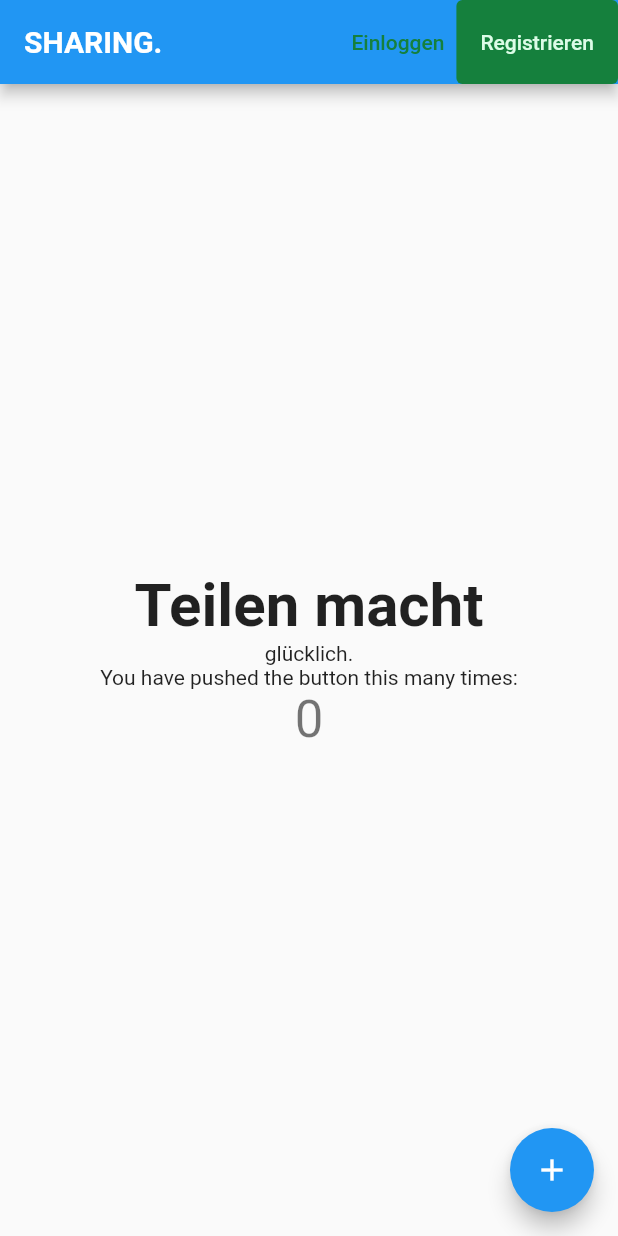
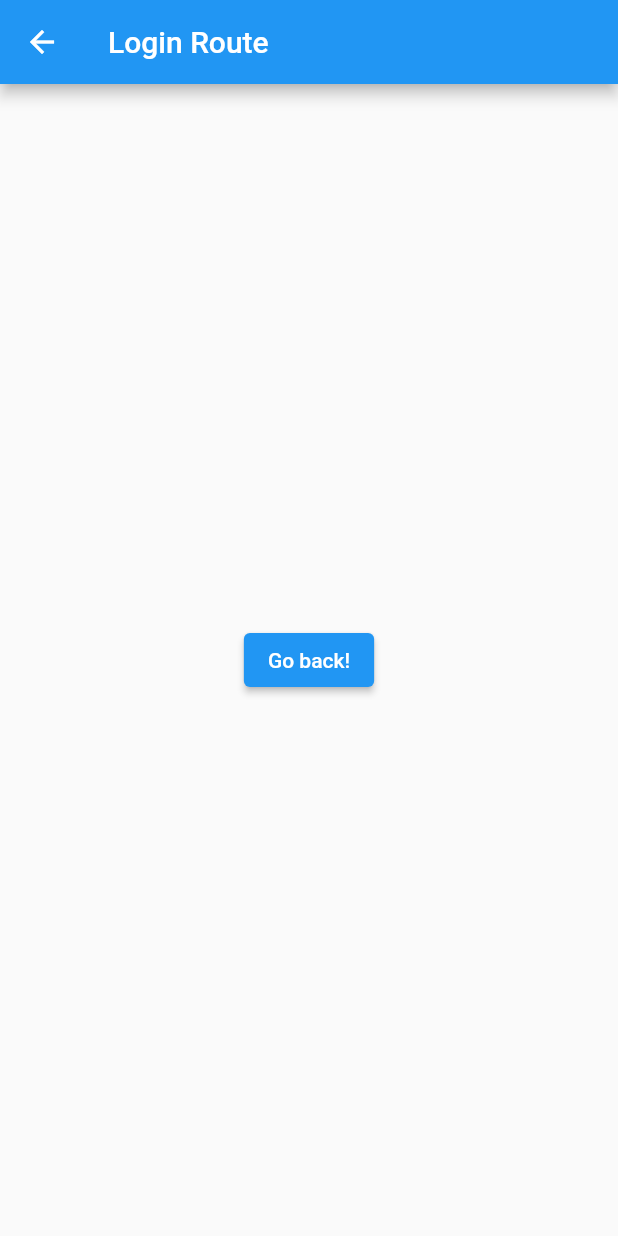
Before and after one commit to emuguy1/bachelorthesis_flutter_application, a Flutter app: the screen it shows after launch, after a tap on "Registrieren", on a phone screen of 412 x 824 dp. Run offline on Flutter 3.47's test engine with Material 2 defaults, Android fonts, the light colour scheme and no system bars; our stand-ins replace simple_gradient_text.

Commit message:
Added a second screen and added jumping between them

```diff
--- /dev/null
+++ b/de_num42_sharing/lib/login.dart
@@ -0,0 +1,24 @@
+import 'package:de_num42_sharing/main.dart';
+import 'package:flutter/material.dart';
+
+
+class LoginRoute extends StatelessWidget {
+  const LoginRoute({Key key}) : super(key: key);
+
+
+  @override
+  Widget build(BuildContext context) {
+    return Scaffold(
+      appBar: AppBar(
+        title: const Text('Login Route'),
+      ),
+      body: Center(
+        child: ElevatedButton(
+            onPressed: (){
+              Navigator.push(context,MaterialPageRoute(builder:(context) => MyApp()));
+              },
+            child: const Text('Go back!'))
+      )
+    );
+  }
+}
--- a/de_num42_sharing/lib/main.dart
+++ b/de_num42_sharing/lib/main.dart
@@ -1,4 +1,7 @@
 import 'package:flutter/material.dart';
+import 'package:simple_gradient_text/simple_gradient_text.dart';
+
+import 'login.dart';
 
 void main() {
   runApp(MyApp());
@@ -28,7 +31,7 @@ class MyApp extends StatelessWidget {
 }
 
 class MyHomePage extends StatefulWidget {
-  MyHomePage({Key key, this.title}) : super(key: key);
+  MyHomePage({Key key,  this.title}) : super(key: key);
 
   // This widget is the home page of your application. It is stateful, meaning
   // that it has a State object (defined below) that contains fields that affect
@@ -91,7 +94,8 @@ class _MyHomePageState extends State<MyHomePage> {
               backgroundColor: Color.fromRGBO(21, 128, 61, 1),
             ),
             onPressed: () {
-              print('Pressed');
+             Navigator.push(context,MaterialPageRoute(builder:(context) => const LoginRoute()),
+             );
             },
           )
         ],
@@ -120,6 +124,16 @@ class _MyHomePageState extends State<MyHomePage> {
               'Teilen macht',
               style: TextStyle(fontSize: 40.0, fontWeight: FontWeight.bold),
             ),
+            GradientText(
+              'glücklich.',
+              style: TextStyle( fontSize: 40.0, ),
+              gradientType: GradientType.radial,
+              radius: 2.5,
+              colors: [ Color.fromRGBO(29, 78, 216, 1),
+                Color.fromRGBO(126, 34, 206, 1),
+                Color.fromRGBO(190, 24, 93, 1),
+              ],
+            ),
             Text('glücklich.'),
             Text(
               'You have pushed the button this many times:',
--- a/de_num42_sharing/pubspec.yaml
+++ b/de_num42_sharing/pubspec.yaml
@@ -18,7 +18,7 @@ publish_to: 'none' # Remove this line if you wish to publish to pub.dev
 version: 1.0.0+1
 
 environment:
-  sdk: ">=2.7.0 <3.0.0"
+  sdk: ">=2.10.5 <3.0.0"
 
 dependencies:
   flutter:
@@ -28,6 +28,7 @@ dependencies:
   # The following adds the Cupertino Icons font to your application.
   # Use with the CupertinoIcons class for iOS style icons.
   cupertino_icons: ^1.0.2
+  simple_gradient_text: ^1.2.3
 
 dev_dependencies:
   flutter_test:
```
Also changed, not shown: de_num42_sharing/pubspec.lock.
